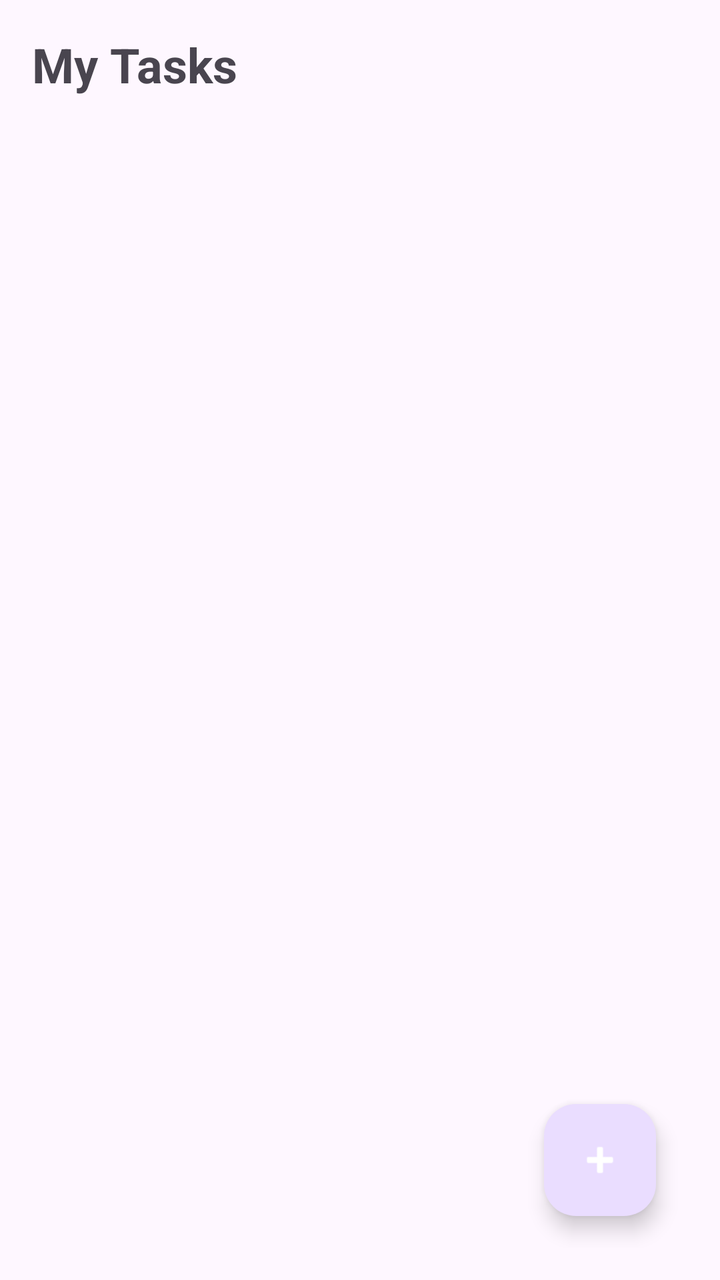
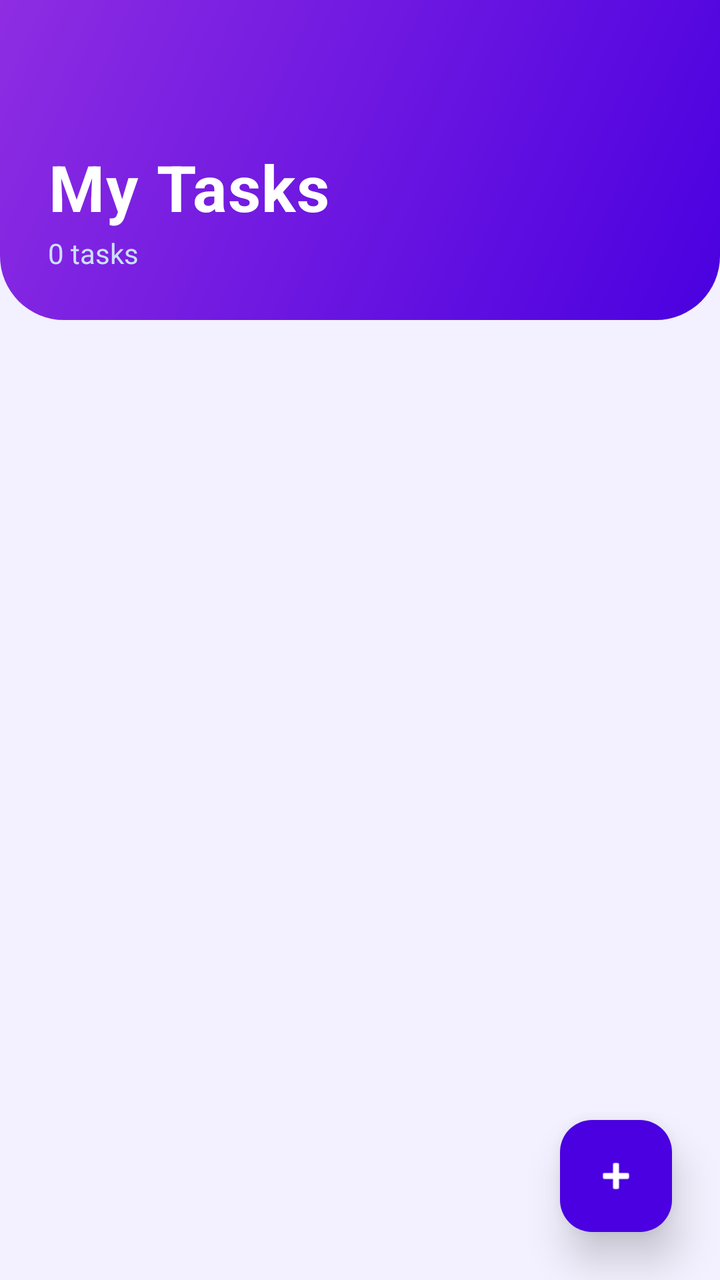

Two renders of the same Android screen: before a commit and after it. Below are the layout's source before the change and the commit's diff.
<!-- AndroidManifest.xml: application theme Theme.Test3 -->
<!-- res/layout/activity_main.xml -->
<?xml version="1.0" encoding="utf-8"?>
<androidx.constraintlayout.widget.ConstraintLayout
    xmlns:android="http://schemas.android.com/apk/res/android"
    xmlns:app="http://schemas.android.com/apk/res-auto"
    android:layout_width="match_parent"
    android:layout_height="match_parent"
    android:padding="16dp">

    
    <TextView
        android:id="@+id/titleText"
        android:text="My Tasks"
        android:textSize="24sp"
        android:textStyle="bold"
        android:layout_width="wrap_content"
        android:layout_height="wrap_content"
        app:layout_constraintTop_toTopOf="parent"
        app:layout_constraintStart_toStartOf="parent"/>

    
    
    <androidx.recyclerview.widget.RecyclerView
        android:id="@+id/recyclerTasks"
        android:layout_width="0dp"
        android:layout_height="0dp"
        android:layout_marginTop="8dp"
        app:layout_constraintTop_toBottomOf="@id/titleText"
        app:layout_constraintBottom_toTopOf="@id/btnAdd"
        app:layout_constraintStart_toStartOf="parent"
        app:layout_constraintEnd_toEndOf="parent"/>

    
    
    <com.google.android.material.floatingactionbutton.FloatingActionButton
        android:id="@+id/btnAdd"
        android:contentDescription="Add Task"
        android:src="@android:drawable/ic_input_add"
        app:tint="@android:color/white"
        app:fabSize="normal"
        app:layout_constraintBottom_toBottomOf="parent"
        app:layout_constraintEnd_toEndOf="parent"
        android:layout_margin="16dp"
        android:layout_width="wrap_content"
        android:layout_height="wrap_content"/>

</androidx.constraintlayout.widget.ConstraintLayout>
<!-- resources referenced by this layout -->
<resources>
  <style name="Theme.Test3" parent="Base.Theme.Test3" />
  <style name="Base.Theme.Test3" parent="Theme.Material3.DayNight.NoActionBar">
          
          
      </style>
</resources>

<!-- the commit's change to res/layout/activity_main.xml (unified diff, before → after) -->
@@ -1,35 +1,54 @@
 <?xml version="1.0" encoding="utf-8"?>
-<androidx.constraintlayout.widget.ConstraintLayout
+<androidx.coordinatorlayout.widget.CoordinatorLayout
     xmlns:android="http://schemas.android.com/apk/res/android"
     xmlns:app="http://schemas.android.com/apk/res-auto"
     android:layout_width="match_parent"
     android:layout_height="match_parent"
-    android:padding="16dp">
+    android:background="@color/surface">
 
     
-    <TextView
-        android:id="@+id/titleText"
-        android:text="My Tasks"
-        android:textSize="24sp"
-        android:textStyle="bold"
-        android:layout_width="wrap_content"
-        android:layout_height="wrap_content"
-        app:layout_constraintTop_toTopOf="parent"
-        app:layout_constraintStart_toStartOf="parent"/>
+    <LinearLayout
+        android:id="@+id/headerBanner"
+        android:layout_width="match_parent"
+        android:layout_height="160dp"
+        android:background="@drawable/gradient_header"
+        android:orientation="vertical"
+        android:gravity="bottom"
+        android:paddingStart="24dp"
+        android:paddingEnd="24dp"
+        android:paddingBottom="24dp">
 
-    
+        <TextView
+            android:text="My Tasks"
+            android:textSize="32sp"
+            android:textStyle="bold"
+            android:textColor="#FFFFFF"
+            android:letterSpacing="0.02"
+            android:layout_width="wrap_content"
+            android:layout_height="wrap_content"/>
+
+        <TextView
+            android:id="@+id/taskCountText"
+            android:text="0 tasks"
+            android:textSize="14sp"
+            android:textColor="#CCE0FF"
+            android:layout_width="wrap_content"
+            android:layout_height="wrap_content"
+            android:layout_marginTop="2dp"/>
+    </LinearLayout>
+
     
     <androidx.recyclerview.widget.RecyclerView
         android:id="@+id/recyclerTasks"
-        android:layout_width="0dp"
-        android:layout_height="0dp"
-        android:layout_marginTop="8dp"
-        app:layout_constraintTop_toBottomOf="@id/titleText"
-        app:layout_constraintBottom_toTopOf="@id/btnAdd"
-        app:layout_constraintStart_toStartOf="parent"
-        app:layout_constraintEnd_toEndOf="parent"/>
+        android:layout_width="match_parent"
+        android:layout_height="match_parent"
+        android:layout_marginTop="160dp"
+        android:paddingTop="12dp"
+        android:paddingBottom="88dp"
+        android:paddingStart="16dp"
+        android:paddingEnd="16dp"
+        android:clipToPadding="false"/>
 
-    
     
     <com.google.android.material.floatingactionbutton.FloatingActionButton
         android:id="@+id/btnAdd"
@@ -37,10 +56,12 @@
         android:src="@android:drawable/ic_input_add"
         app:tint="@android:color/white"
         app:fabSize="normal"
-        app:layout_constraintBottom_toBottomOf="parent"
-        app:layout_constraintEnd_toEndOf="parent"
-        android:layout_margin="16dp"
+        app:backgroundTint="@color/gradient_start"
+        app:elevation="12dp"
+        app:layout_anchor="@id/recyclerTasks"
+        app:layout_anchorGravity="bottom|end"
         android:layout_width="wrap_content"
-        android:layout_height="wrap_content"/>
+        android:layout_height="wrap_content"
+        android:layout_margin="24dp"/>
 
-</androidx.constraintlayout.widget.ConstraintLayout>
+</androidx.coordinatorlayout.widget.CoordinatorLayout>
<!-- resource entries referenced after the edit -->
@@ -1,9 +1,27 @@
 <!-- resources referenced by this layout -->
 <resources>
+  <color name="gradient_start">#4A00E0</color>
+  <color name="surface">#F3F0FF</color>
+  <!-- drawable gradient_header (drawable) -->
+  <?xml version="1.0" encoding="utf-8"?>
+  <shape xmlns:android="http://schemas.android.com/apk/res/android"
+      android:shape="rectangle">
+      <gradient
+          android:startColor="#4A00E0"
+          android:endColor="#8E2DE2"
+          android:angle="135"
+          android:type="linear"/>
+      <corners
+          android:bottomLeftRadius="32dp"
+          android:bottomRightRadius="32dp"/>
+  </shape>
   <style name="Theme.Test3" parent="Base.Theme.Test3" />
   <style name="Base.Theme.Test3" parent="Theme.Material3.DayNight.NoActionBar">
-          
-          
+          <item name="colorPrimary">#4A00E0</item>
+          <item name="colorPrimaryVariant">#8E2DE2</item>
+          <item name="colorSecondary">#00C6FF</item>
+          <item name="colorSurface">#F3F0FF</item>
+          <item name="android:windowBackground">@color/surface</item>
       </style>
 </resources>
 
